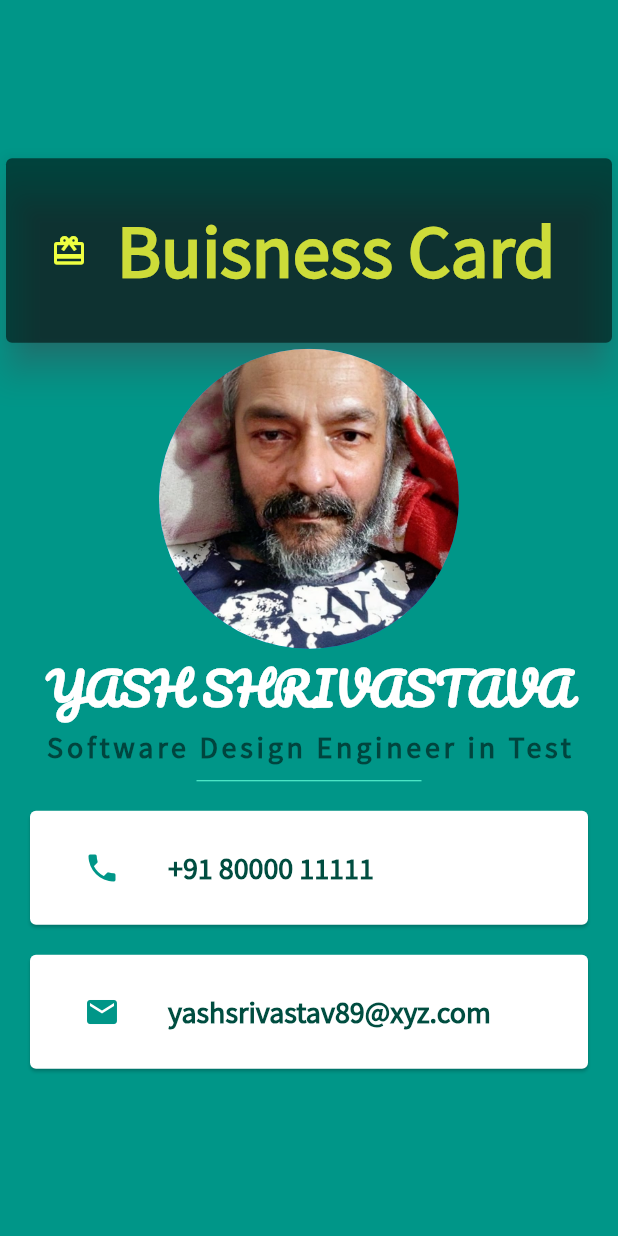
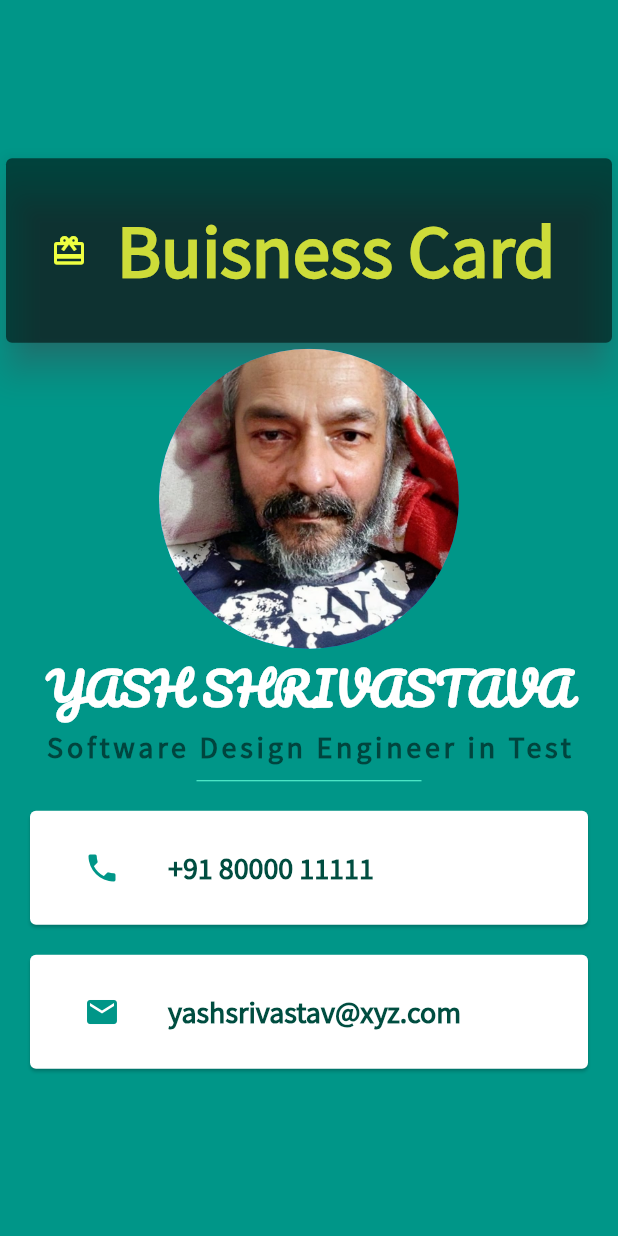
Before and after one commit to sh-yash/User_card, a Flutter app: the screen it shows after launch, on a phone screen of 412 x 824 dp. Run offline on Flutter 3.47's test engine with Material 2 defaults, Android fonts, the phone set to English and light mode, and no system bars.

Commit message:
Updated mail id

```diff
--- a/lib/main.dart
+++ b/lib/main.dart
@@ -107,7 +107,7 @@ class MyApp extends StatelessWidget {
                       color: Colors.teal,
                     ),
                     title: Text(
-                      'yashsrivastav89@xyz.com',
+                      'yashsrivastav@xyz.com',
                       style: TextStyle(
                         color: Colors.teal.shade900,
                         fontFamily: 'SourceSansPro',
```
